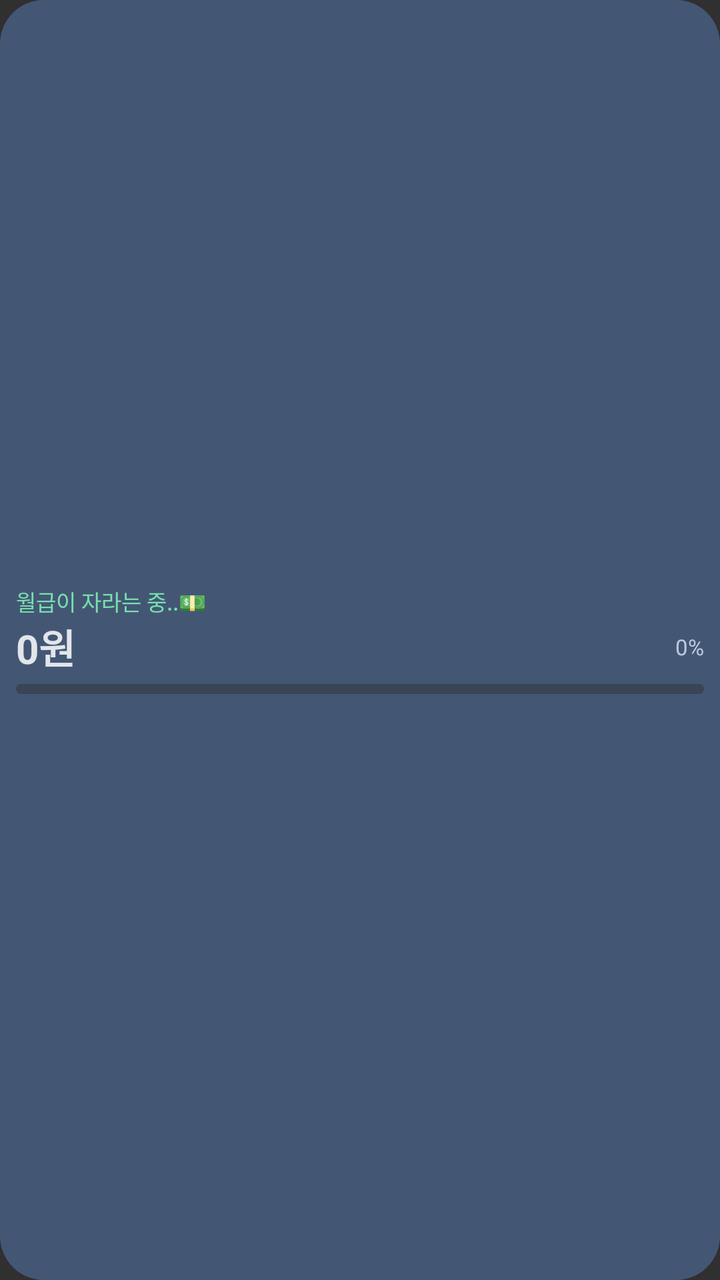
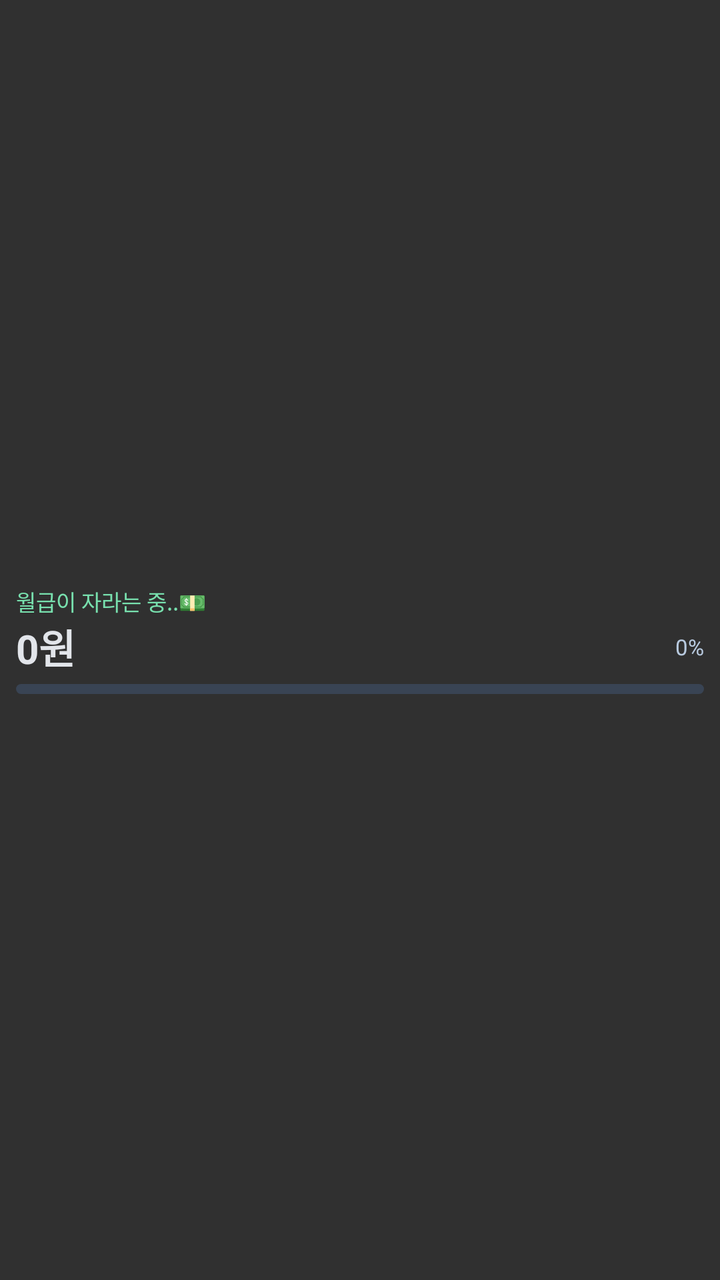

An Android layout rendered at two revisions. The XML below is the earlier revision; the diff shows what the commit changed to produce the second picture.
<!-- AndroidManifest.xml: application theme android:Theme.Material.NoActionBar -->
<!-- res/layout/salary_widget_wide.xml -->
<LinearLayout android:id="@+id/widget_root" xmlns:android="http://schemas.android.com/apk/res/android" android:layout_width="match_parent" android:layout_height="match_parent" android:orientation="vertical" android:gravity="center_vertical" android:padding="8dp" android:background="@drawable/widget_bg"><TextView android:id="@+id/title" android:layout_width="match_parent" android:layout_height="wrap_content" android:text="월급이 자라는 중..💵" android:textColor="#78E0AE" android:textSize="11sp" android:singleLine="true"/><LinearLayout android:layout_width="match_parent" android:layout_height="wrap_content" android:orientation="horizontal" android:gravity="center_vertical"><FrameLayout android:layout_width="0dp" android:layout_height="wrap_content" android:layout_weight="1"><TextView android:id="@+id/amount" android:layout_width="match_parent" android:layout_height="wrap_content" android:text="0원" android:textColor="#E2E5EA" android:textSize="20sp" android:textStyle="bold" android:singleLine="true" android:autoSizeTextType="uniform" android:autoSizeMinTextSize="11sp" android:autoSizeMaxTextSize="20sp"/><ImageView android:id="@+id/rainbow_amount" android:layout_width="match_parent" android:layout_height="match_parent" android:visibility="gone" android:scaleType="fitStart" android:adjustViewBounds="false"/></FrameLayout><TextView android:id="@+id/progress_text" android:layout_width="wrap_content" android:layout_height="wrap_content" android:text="0%" android:textColor="#B8CADF" android:textSize="11sp"/></LinearLayout><ProgressBar android:id="@+id/progress" style="?android:attr/progressBarStyleHorizontal" android:layout_width="match_parent" android:layout_height="5dp" android:layout_marginTop="4dp" android:max="10000" android:progressDrawable="@drawable/widget_progress_green"/><ProgressBar android:id="@+id/progress_lastfive" style="?android:attr/progressBarStyleHorizontal" android:layout_width="match_parent" android:layout_height="5dp" android:layout_marginTop="4dp" android:max="10000" android:progressDrawable="@drawable/widget_progress_lastfive" android:visibility="gone"/></LinearLayout>
<!-- resources referenced by this layout -->
<resources>
  <!-- drawable widget_bg (drawable) -->
  <shape xmlns:android="http://schemas.android.com/apk/res/android" android:shape="rectangle">
      <solid android:color="#435775"/>
      <corners android:radius="22dp"/>
  </shape>
  <!-- drawable widget_progress_green (drawable) -->
  <layer-list xmlns:android="http://schemas.android.com/apk/res/android"><item android:id="@android:id/background"><shape android:shape="rectangle"><corners android:radius="6dp"/><solid android:color="#394454"/></shape></item><item android:id="@android:id/progress"><clip><shape android:shape="rectangle"><corners android:radius="6dp"/><gradient android:angle="0" android:startColor="#236B43" android:endColor="#A5F4A4"/></shape></clip></item></layer-list>
  <!-- drawable widget_progress_lastfive (drawable) -->
  <layer-list xmlns:android="http://schemas.android.com/apk/res/android"><item android:id="@android:id/background"><shape android:shape="rectangle"><corners android:radius="6dp"/><solid android:color="#394454"/></shape></item><item android:id="@android:id/progress"><clip><shape android:shape="rectangle"><corners android:radius="6dp"/><gradient android:angle="0" android:startColor="#236B43" android:centerColor="#A5F4A4" android:endColor="#B50016" android:centerX="0.68"/></shape></clip></item></layer-list>
</resources>

<!-- the commit's change to res/layout/salary_widget_wide.xml (unified diff, before → after) -->
@@ -1 +1 @@
-<LinearLayout android:id="@+id/widget_root" xmlns:android="http://schemas.android.com/apk/res/android" android:layout_width="match_parent" android:layout_height="match_parent" android:orientation="vertical" android:gravity="center_vertical" android:padding="8dp" android:background="@drawable/widget_bg"><TextView android:id="@+id/title" android:layout_width="match_parent" android:layout_height="wrap_content" android:text="월급이 자라는 중..💵" android:textColor="#78E0AE" android:textSize="11sp" android:singleLine="true"/><LinearLayout android:layout_width="match_parent" android:layout_height="wrap_content" android:orientation="horizontal" android:gravity="center_vertical"><FrameLayout android:layout_width="0dp" android:layout_height="wrap_content" android:layout_weight="1"><TextView android:id="@+id/amount" android:layout_width="match_parent" android:layout_height="wrap_content" android:text="0원" android:textColor="#E2E5EA" android:textSize="20sp" android:textStyle="bold" android:singleLine="true" android:autoSizeTextType="uniform" android:autoSizeMinTextSize="11sp" android:autoSizeMaxTextSize="20sp"/><ImageView android:id="@+id/rainbow_amount" android:layout_width="match_parent" android:layout_height="match_parent" android:visibility="gone" android:scaleType="fitStart" android:adjustViewBounds="false"/></FrameLayout><TextView android:id="@+id/progress_text" android:layout_width="wrap_content" android:layout_height="wrap_content" android:text="0%" android:textColor="#B8CADF" android:textSize="11sp"/></LinearLayout><ProgressBar android:id="@+id/progress" style="?android:attr/progressBarStyleHorizontal" android:layout_width="match_parent" android:layout_height="5dp" android:layout_marginTop="4dp" android:max="10000" android:progressDrawable="@drawable/widget_progress_green"/><ProgressBar android:id="@+id/progress_lastfive" style="?android:attr/progressBarStyleHorizontal" android:layout_width="match_parent" android:layout_height="5dp" android:layout_marginTop="4dp" android:max="10000" android:progressDrawable="@drawable/widget_progress_lastfive" android:visibility="gone"/></LinearLayout>
+<FrameLayout xmlns:android="http://schemas.android.com/apk/res/android" android:id="@+id/widget_root" android:layout_width="match_parent" android:layout_height="match_parent"><ImageView android:id="@+id/widget_background" android:layout_width="match_parent" android:layout_height="match_parent" android:scaleType="fitXY"/><LinearLayout android:id="@+id/widget_content" xmlns:android="http://schemas.android.com/apk/res/android" android:layout_width="match_parent" android:layout_height="match_parent" android:orientation="vertical" android:gravity="center_vertical" android:padding="8dp" android:background="@android:color/transparent"><TextView android:id="@+id/title" android:layout_width="match_parent" android:layout_height="wrap_content" android:text="월급이 자라는 중..💵" android:textColor="#78E0AE" android:textSize="11sp" android:singleLine="true"/><LinearLayout android:layout_width="match_parent" android:layout_height="wrap_content" android:orientation="horizontal" android:gravity="center_vertical"><FrameLayout android:layout_width="0dp" android:layout_height="wrap_content" android:layout_weight="1"><TextView android:id="@+id/amount" android:layout_width="match_parent" android:layout_height="wrap_content" android:text="0원" android:textColor="#E2E5EA" android:textSize="20sp" android:textStyle="bold" android:singleLine="true" android:autoSizeTextType="uniform" android:autoSizeMinTextSize="11sp" android:autoSizeMaxTextSize="20sp"/><ImageView android:id="@+id/rainbow_amount" android:layout_width="match_parent" android:layout_height="match_parent" android:visibility="gone" android:scaleType="fitStart" android:adjustViewBounds="false"/></FrameLayout><TextView android:id="@+id/progress_text" android:layout_width="wrap_content" android:layout_height="wrap_content" android:text="0%" android:textColor="#B8CADF" android:textSize="11sp"/></LinearLayout><ProgressBar android:id="@+id/progress" style="?android:attr/progressBarStyleHorizontal" android:layout_width="match_parent" android:layout_height="5dp" android:layout_marginTop="4dp" android:max="10000" android:progressDrawable="@drawable/widget_progress_green"/><ProgressBar android:id="@+id/progress_lastfive" style="?android:attr/progressBarStyleHorizontal" android:layout_width="match_parent" android:layout_height="5dp" android:layout_marginTop="4dp" android:max="10000" android:progressDrawable="@drawable/widget_progress_lastfive" android:visibility="gone"/></LinearLayout></FrameLayout>
<!-- resource entries referenced after the edit -->
@@ -1,10 +1,5 @@
 <!-- resources referenced by this layout -->
 <resources>
-  <!-- drawable widget_bg (drawable) -->
-  <shape xmlns:android="http://schemas.android.com/apk/res/android" android:shape="rectangle">
-      <solid android:color="#435775"/>
-      <corners android:radius="22dp"/>
-  </shape>
   <!-- drawable widget_progress_green (drawable) -->
   <layer-list xmlns:android="http://schemas.android.com/apk/res/android"><item android:id="@android:id/background"><shape android:shape="rectangle"><corners android:radius="6dp"/><solid android:color="#394454"/></shape></item><item android:id="@android:id/progress"><clip><shape android:shape="rectangle"><corners android:radius="6dp"/><gradient android:angle="0" android:startColor="#236B43" android:endColor="#A5F4A4"/></shape></clip></item></layer-list>
   <!-- drawable widget_progress_lastfive (drawable) -->
